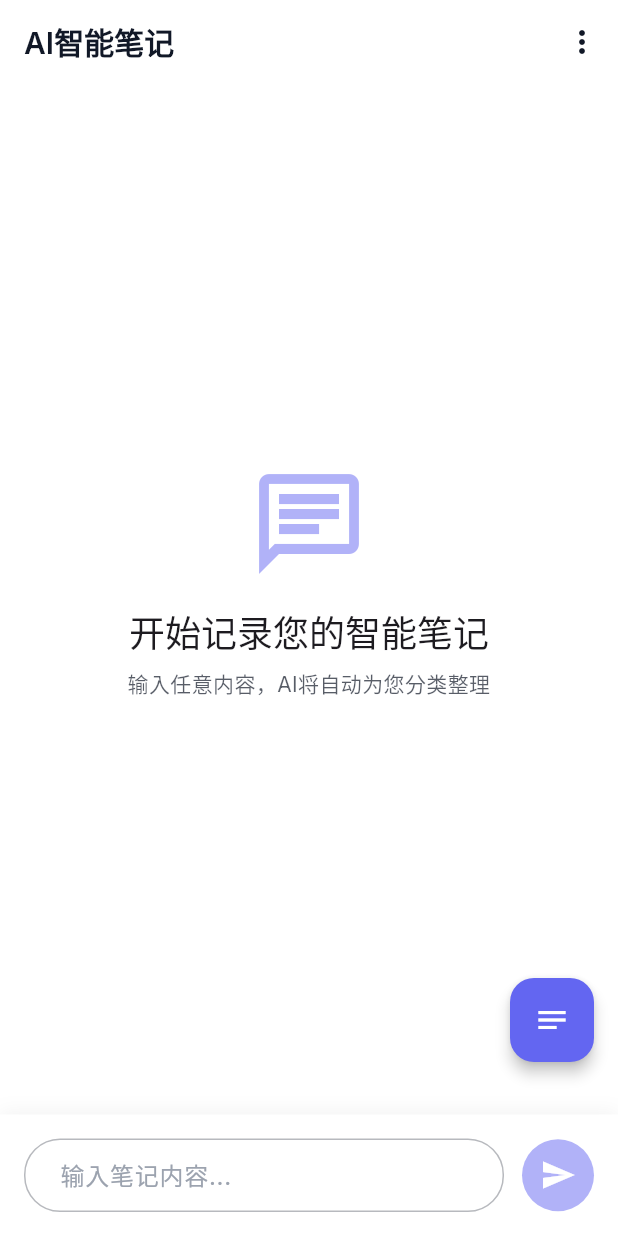
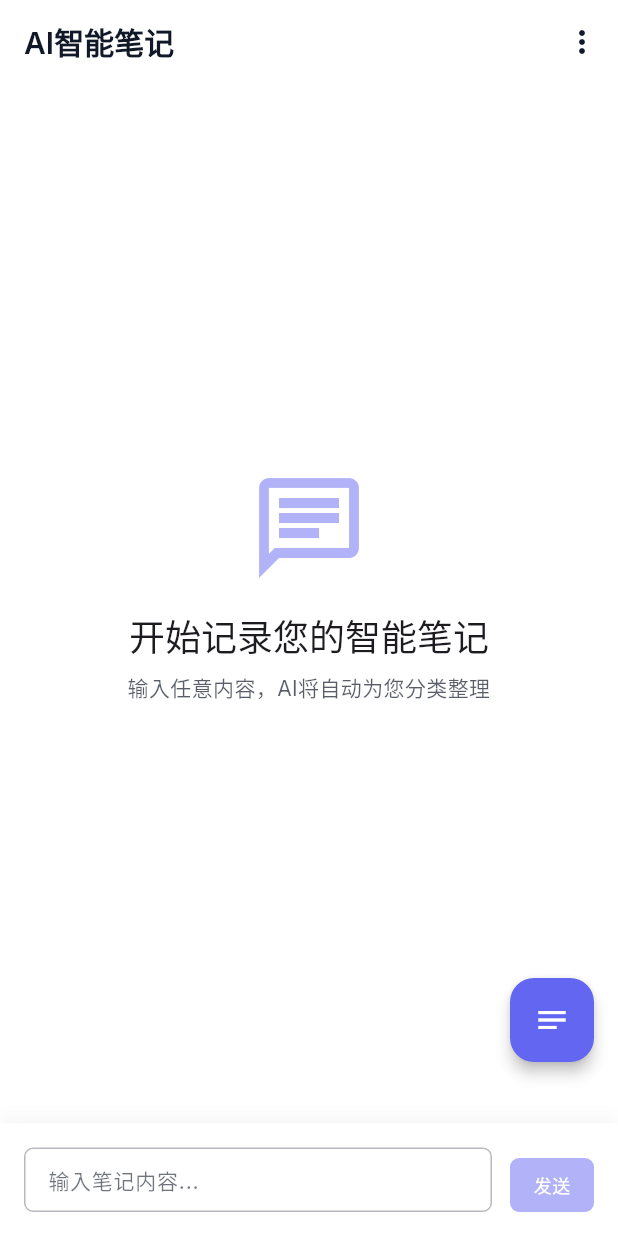
Before and after one commit to Lvlin-Qiuyu/ze-memo, a Flutter app: the screen it shows after launch, on a phone screen of 412 x 824 dp. Run offline on Flutter 3.47's test engine with Material 3 defaults, Android fonts, the light colour scheme and no system bars; our stand-ins replace dio, google_fonts, shared_preferences; statements that could not run were skipped.

Commit message:
调整会话页面输入框高度和按钮

```diff
--- a/lib/presentation/pages/chat_page.dart
+++ b/lib/presentation/pages/chat_page.dart
@@ -79,6 +79,7 @@ class _ChatPageState extends State<ChatPage> {
   void _scrollToBottom() {
     WidgetsBinding.instance.addPostFrameCallback((_) {
       if (_scrollController.hasClients) {
+        // 由于ListView已经有底部padding，这里直接滚动到最底部即可
         _scrollController.animateTo(
           _scrollController.position.maxScrollExtent,
           duration: const Duration(milliseconds: 300),
@@ -156,7 +157,7 @@ class _ChatPageState extends State<ChatPage> {
                     ? _buildEmptyState(chatProvider)
                     : ListView.builder(
                         controller: _scrollController,
-                        padding: const EdgeInsets.symmetric(vertical: 16),
+                        padding: const EdgeInsets.fromLTRB(16, 16, 16, 30), // 底部增加30px padding为输入框预留空间
                         itemCount: chatProvider.messages.length,
                         itemBuilder: (context, index) {
                           final message = chatProvider.messages[index];
--- a/lib/presentation/widgets/chat/message_input.dart
+++ b/lib/presentation/widgets/chat/message_input.dart
@@ -33,13 +33,10 @@ class _MessageInputState extends State<MessageInput> {
     _controller.addListener(() {
       final text = _controller.text.trim();
       final newCanSend = text.isNotEmpty && !widget.isLoading;
-      final lineCount = '\n'.allMatches(text).length + 1;
-      final newMaxLines = lineCount > 4 ? 4 : (text.contains('\n') ? lineCount : 1);
 
-      if (_canSend != newCanSend || _maxLines != newMaxLines) {
+      if (_canSend != newCanSend) {
         setState(() {
           _canSend = newCanSend;
-          _maxLines = newMaxLines;
         });
       }
 
@@ -82,32 +79,42 @@ class _MessageInputState extends State<MessageInput> {
       ),
       child: SafeArea(
         child: Row(
+          crossAxisAlignment: CrossAxisAlignment.end, // 改为底部对齐
           children: [
+            // 输入框
             Expanded(
+              child: Container(
+                constraints: const BoxConstraints(
+                  minHeight: 36, // 最小高度等于按钮高度
+                  maxHeight: 160, // 最大高度
+                ),
                 child: TextField(
                   controller: _controller,
-                maxLines: _maxLines,
-                minLines: 1,
-                textInputAction: TextInputAction.send,
+                  maxLines: null, // 允许无限行数
+                  textCapitalization: TextCapitalization.sentences,
                   enabled: !widget.isLoading,
                   decoration: InputDecoration(
                     hintText: widget.hintText,
+                    hintStyle: TextStyle(
+                      color: Theme.of(context).colorScheme.outline.withOpacity(0.6),
+                      fontSize: 14,
+                    ),
                     border: OutlineInputBorder(
-                    borderRadius: BorderRadius.circular(24),
+                      borderRadius: BorderRadius.circular(6),
                       borderSide: BorderSide(
                         color: Theme.of(context).colorScheme.outline.withOpacity(0.3),
                         width: 1,
                       ),
                     ),
                     enabledBorder: OutlineInputBorder(
-                    borderRadius: BorderRadius.circular(24),
+                      borderRadius: BorderRadius.circular(6),
                       borderSide: BorderSide(
                         color: Theme.of(context).colorScheme.outline.withOpacity(0.3),
                         width: 1,
                       ),
                     ),
                     focusedBorder: OutlineInputBorder(
-                    borderRadius: BorderRadius.circular(24),
+                      borderRadius: BorderRadius.circular(6),
                       borderSide: BorderSide(
                         color: Theme.of(context).colorScheme.primary,
                         width: 2,
@@ -116,40 +123,52 @@ class _MessageInputState extends State<MessageInput> {
                     filled: true,
                     fillColor: Theme.of(context).colorScheme.surface,
                     contentPadding: const EdgeInsets.symmetric(
-                    horizontal: 20,
-                    vertical: 12,
+                      horizontal: 12,
+                      vertical: 11.5, // 调整垂直padding为11.5
+                    ),
+                    isDense: true,
+                    alignLabelWithHint: true,
+                  ),
+                  style: const TextStyle(
+                    fontSize: 14,
+                    height: 1.4, // 调整行高
                   ),
                 ),
-                onSubmitted: (_) => _handleSend(),
               ),
             ),
             const SizedBox(width: 12),
-            Material(
+            // 文字按钮
+            GestureDetector(
+              onTap: _canSend ? _handleSend : null,
+              child: Container(
+                height: 36, // 固定按钮高度
+                constraints: const BoxConstraints(
+                  minWidth: 56, // 最小宽度
+                ),
+                padding: const EdgeInsets.symmetric(horizontal: 12, vertical: 0), // 减小padding
+                decoration: BoxDecoration(
                   color: _canSend
                       ? Theme.of(context).colorScheme.primary
                       : Theme.of(context).colorScheme.primary.withOpacity(0.5),
-              borderRadius: BorderRadius.circular(24),
-              child: InkWell(
-                borderRadius: BorderRadius.circular(24),
-                onTap: _canSend ? _handleSend : null,
-                child: Container(
-                  width: 48,
-                  height: 48,
-                  decoration: BoxDecoration(
-                    borderRadius: BorderRadius.circular(24),
+                  borderRadius: BorderRadius.circular(6), // 与输入框保持一致
                 ),
+                child: Center(
                   child: widget.isLoading
                       ? SizedBox(
-                          width: 20,
-                          height: 20,
+                          width: 12,
+                          height: 12,
                           child: CircularProgressIndicator(
                             color: Theme.of(context).colorScheme.onPrimary,
-                            strokeWidth: 2,
+                            strokeWidth: 1.5,
                           ),
                         )
-                      : Icon(
-                          Icons.send,
+                      : Text(
+                          '发送',
+                          style: TextStyle(
                             color: Theme.of(context).colorScheme.onPrimary,
+                            fontSize: 12, // 更小的字体
+                            fontWeight: FontWeight.w500,
+                          ),
                         ),
                 ),
               ),
```
Lines whose indentation alone changed are shown as unchanged.
